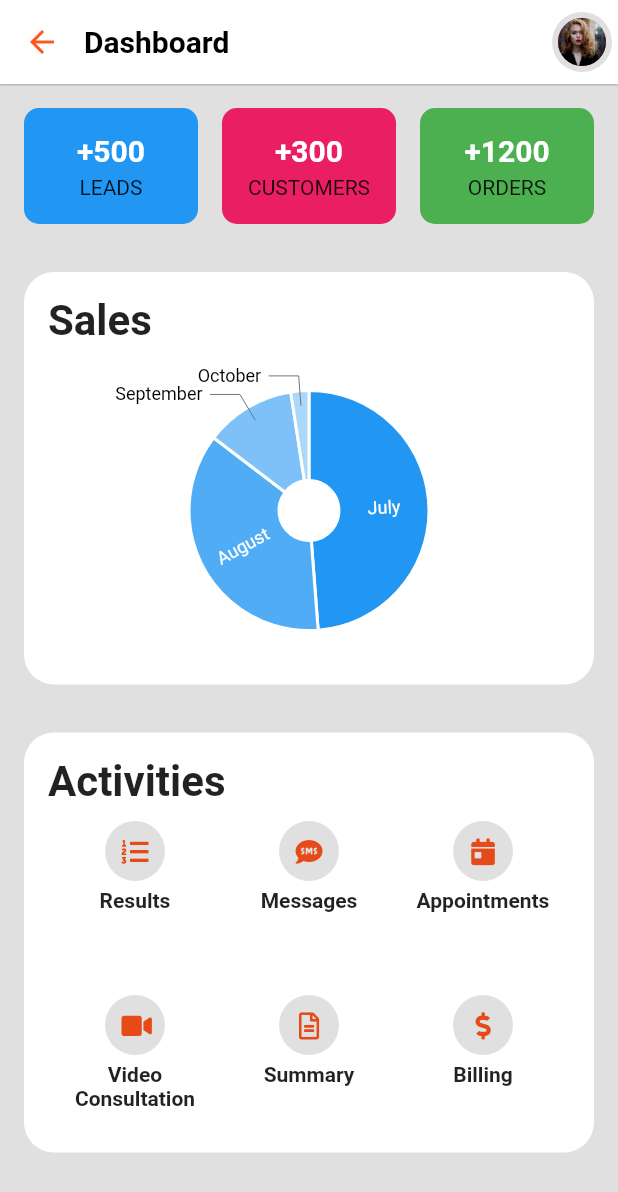
After one commit to OneDev0411/flutter-ui-challenging, a Flutter app: the DashboardOnePage screen opened directly, on a phone screen of 412 x 824 dp. The commit adds this screen. Shown: the top 1192 px of the screen. Run offline on Flutter 3.47's test engine with Material 2 defaults, Android fonts, the phone set to English and light mode, and no system bars; our stand-ins replace charts_flutter, flare_flutter, flutter_custom_clippers, flutter_swiper, font_awesome_flutter, share and 3 more; missing offline and left inert: animated_floatactionbuttons, bottomreveal, intro_views_flutter; accounts and stored records are empty.

Commit message:
dashboard ui one

```diff
--- /dev/null
+++ b/lib/src/pages/misc/dash1.dart
@@ -0,0 +1,472 @@
+/**
+ * Author: Damodar Lohani
+ * profile: https://github.com/lohanidamodar
+  */
+
+import 'package:flutter/material.dart';
+import 'package:font_awesome_flutter/font_awesome_flutter.dart';
+import 'package:charts_flutter/flutter.dart' as charts;
+
+class DashboardOnePage extends StatelessWidget {
+  static final String path = "lib/src/pages/misc/dash1.dart";
+
+  final String image = "assets/img/1.jpg";
+  @override
+  Widget build(BuildContext context) {
+    return Scaffold(
+      backgroundColor: Theme.of(context).buttonColor,
+      appBar: _buildAppBar(context),
+      body: _buildBody(context),
+    );
+  }
+
+  _buildBody(BuildContext context) {
+    return CustomScrollView(
+      slivers: <Widget>[
+        _buildStats(),
+        SliverToBoxAdapter(
+          child: Padding(
+            padding: const EdgeInsets.all(16.0),
+            child: _buildTitledContainer("Sales",
+                child: Container(
+                    height: 200, child: DonutPieChart.withSampleData())),
+          ),
+        ),
+        _buildActivities(context),
+      ],
+    );
+  }
+
+  SliverPadding _buildStats() {
+    final TextStyle stats = TextStyle(
+        fontWeight: FontWeight.bold, fontSize: 20.0, color: Colors.white);
+    return SliverPadding(
+      padding: const EdgeInsets.all(16.0),
+      sliver: SliverGrid.count(
+        crossAxisSpacing: 16.0,
+        mainAxisSpacing: 16.0,
+        childAspectRatio: 1.5,
+        crossAxisCount: 3,
+        children: <Widget>[
+          Container(
+            padding: const EdgeInsets.all(8.0),
+            decoration: BoxDecoration(
+              borderRadius: BorderRadius.circular(10.0),
+              color: Colors.blue,
+            ),
+            child: Column(
+              mainAxisAlignment: MainAxisAlignment.center,
+              children: <Widget>[
+                Text(
+                  "+500",
+                  style: stats,
+                ),
+                const SizedBox(height: 5.0),
+                Text("Leads".toUpperCase())
+              ],
+            ),
+          ),
+          Container(
+            padding: const EdgeInsets.all(8.0),
+            decoration: BoxDecoration(
+              borderRadius: BorderRadius.circular(10.0),
+              color: Colors.pink,
+            ),
+            child: Column(
+              mainAxisAlignment: MainAxisAlignment.center,
+              children: <Widget>[
+                Text(
+                  "+300",
+                  style: stats,
+                ),
+                const SizedBox(height: 5.0),
+                Text("Customers".toUpperCase())
+              ],
+            ),
+          ),
+          Container(
+            padding: const EdgeInsets.all(8.0),
+            decoration: BoxDecoration(
+              borderRadius: BorderRadius.circular(10.0),
+              color: Colors.green,
+            ),
+            child: Column(
+              mainAxisAlignment: MainAxisAlignment.center,
+              children: <Widget>[
+                Text(
+                  "+1200",
+                  style: stats,
+                ),
+                const SizedBox(height: 5.0),
+                Text("Orders".toUpperCase())
+              ],
+            ),
+          ),
+        ],
+      ),
+    );
+    SliverToBoxAdapter(
+      child: Padding(
+        padding: const EdgeInsets.all(16.0),
+        child: _buildTitledContainer("Stats",
+            child: Row(
+              mainAxisAlignment: MainAxisAlignment.center,
+              children: <Widget>[
+                Column(
+                  children: <Widget>[
+                    Text(
+                      "+500",
+                      style: stats,
+                    ),
+                    const SizedBox(height: 5.0),
+                    Text("Leads".toUpperCase())
+                  ],
+                ),
+                const SizedBox(width: 20.0),
+                const SizedBox(width: 20.0),
+                Column(
+                  children: <Widget>[
+                    Text(
+                      "+600",
+                      style: stats,
+                    ),
+                    const SizedBox(height: 5.0),
+                    Text("Orders".toUpperCase())
+                  ],
+                ),
+                const SizedBox(width: 20.0),
+                Column(
+                  children: <Widget>[
+                    Text(
+                      "+100",
+                      style: stats,
+                    ),
+                    const SizedBox(height: 5.0),
+                    Text("Deliveries".toUpperCase())
+                  ],
+                ),
+              ],
+            )),
+      ),
+    );
+  }
+
+  SliverPadding _buildActivities(BuildContext context) {
+    return SliverPadding(
+      padding: const EdgeInsets.all(16.0),
+      sliver: SliverToBoxAdapter(
+        child: _buildTitledContainer(
+          "Activities",
+          height: 280,
+          child: Expanded(
+            child: GridView.count(
+              physics: NeverScrollableScrollPhysics(),
+              crossAxisCount: 3,
+              children: activities
+                  .map(
+                    (activity) => Column(
+                      children: <Widget>[
+                        CircleAvatar(
+                          radius: 20,
+                          backgroundColor: Theme.of(context).buttonColor,
+                          child: activity.icon != null
+                              ? Icon(
+                                  activity.icon,
+                                  size: 18.0,
+                                )
+                              : null,
+                        ),
+                        const SizedBox(height: 5.0),
+                        Text(
+                          activity.title,
+                          textAlign: TextAlign.center,
+                          style: TextStyle(
+                              fontWeight: FontWeight.bold, fontSize: 14.0),
+                        ),
+                      ],
+                    ),
+                  )
+                  .toList(),
+            ),
+          ),
+        ),
+      ),
+    );
+  }
+
+  SliverToBoxAdapter _buildHeader() {
+    return SliverToBoxAdapter(
+      child: Padding(
+        padding: const EdgeInsets.all(16.0),
+        child: Stack(
+          children: <Widget>[
+            Container(
+              decoration: BoxDecoration(
+                  image: DecorationImage(
+                      image: AssetImage(image), fit: BoxFit.cover),
+                  borderRadius: BorderRadius.circular(20.0)),
+              height: 200,
+              foregroundDecoration: BoxDecoration(
+                  color: Colors.black54,
+                  borderRadius: BorderRadius.circular(20.0)),
+            ),
+            Align(
+              alignment: Alignment.center,
+              child: Padding(
+                padding: const EdgeInsets.all(16.0),
+                child: Column(
+                  crossAxisAlignment: CrossAxisAlignment.start,
+                  children: <Widget>[
+                    Text(
+                      "Good Afternoon".toUpperCase(),
+                      style: TextStyle(
+                        color: Colors.white,
+                        fontWeight: FontWeight.bold,
+                        fontSize: 24.0,
+                      ),
+                    ),
+                    const SizedBox(height: 20.0),
+                    Text(
+                      "Take a glimpses at your dashboard",
+                      style: TextStyle(color: Colors.white, fontSize: 18.0),
+                    ),
+                  ],
+                ),
+              ),
+            )
+          ],
+        ),
+      ),
+    );
+  }
+
+  AppBar _buildAppBar(BuildContext context) {
+    return AppBar(
+      iconTheme: IconThemeData(color: Theme.of(context).primaryColor),
+      titleSpacing: 0.0,
+      elevation: 0.5,
+      backgroundColor: Colors.white,
+      title: Text(
+        "Dashboard",
+        style: TextStyle(
+            color: Colors.black, fontWeight: FontWeight.bold, fontSize: 20.0),
+        textAlign: TextAlign.center,
+      ),
+      actions: <Widget>[_buildAvatar(context)],
+    );
+  }
+
+  Widget _buildAvatar(BuildContext context) {
+    return IconButton(
+      iconSize: 40,
+      padding: EdgeInsets.all(0),
+      icon: CircleAvatar(
+        backgroundColor: Colors.grey.shade300,
+        child: CircleAvatar(radius: 16, backgroundImage: AssetImage(image)),
+      ),
+      onPressed: () {},
+    );
+  }
+
+  Container _buildTitledContainer(String title, {Widget child, double height}) {
+    return Container(
+      padding: const EdgeInsets.all(16.0),
+      width: double.infinity,
+      height: height,
+      decoration: BoxDecoration(
+        borderRadius: BorderRadius.circular(20.0),
+        color: Colors.white,
+      ),
+      child: Column(
+        crossAxisAlignment: CrossAxisAlignment.start,
+        children: <Widget>[
+          Text(
+            title,
+            style: TextStyle(fontWeight: FontWeight.bold, fontSize: 28.0),
+          ),
+          if (child != null) ...[const SizedBox(height: 10.0), child]
+        ],
+      ),
+    );
+  }
+}
+
+class DonutPieChart extends StatelessWidget {
+  final List<charts.Series> seriesList;
+  final bool animate;
+
+  DonutPieChart(this.seriesList, {this.animate});
+
+  /// Creates a [PieChart] with sample data and no transition.
+  factory DonutPieChart.withSampleData() {
+    return new DonutPieChart(
+      _createSampleData(),
+      // Disable animations for image tests.
+      animate: false,
+    );
+  }
+
+  @override
+  Widget build(BuildContext context) {
+    return new charts.PieChart(seriesList,
+        animate: animate,
+        // Configure the width of the pie slices to 60px. The remaining space in
+        // the chart will be left as a hole in the center.
+        defaultRenderer: new charts.ArcRendererConfig(
+            arcWidth: 60,
+            arcRendererDecorators: [new charts.ArcLabelDecorator()]));
+  }
+
+  /// Create one series with sample hard coded data.
+  static List<charts.Series<LinearSales, String>> _createSampleData() {
+    final data = [
+      new LinearSales("July", 100),
+      new LinearSales("August", 75),
+      new LinearSales("September", 25),
+      new LinearSales("October", 5),
+    ];
+
+    return [
+      new charts.Series<LinearSales, String>(
+        id: 'Sales',
+        domainFn: (LinearSales sales, _) => sales.month,
+        measureFn: (LinearSales sales, _) => sales.sales,
+        data: data,
+      )
+    ];
+  }
+}
+
+/// Sample linear data type.
+class LinearSales {
+  final String month;
+  final int sales;
+
+  LinearSales(this.month, this.sales);
+}
+
+/* class HomeTab extends StatelessWidget {
+  @override
+  Widget build(BuildContext context) {
+    return NestedScrollView(
+      headerSliverBuilder: (context, show) => [],
+      body: SingleChildScrollView(
+        child: Container(
+          width: double.infinity,
+          padding: const EdgeInsets.all(16.0),
+          color: Theme.of(context).buttonColor,
+          child: Column(
+            children: <Widget>[
+              StreamBuilder(
+                  stream: ChildBlocProvider.of(context)
+                      .selectedChild(AuthBlocProvider.of(context).user.uid),
+                  builder: (context, snapshot) {
+                    if (!snapshot.hasData ||
+                        snapshot.hasError ||
+                        snapshot.data.documents.length < 1) return Container();
+                    Child child =
+                        Child.fromDocument(snapshot.data.documents[0]);
+                    return Column(
+                      mainAxisSize: MainAxisSize.min,
+                      children: <Widget>[
+                        const SizedBox(height: 20),
+                        _buildTitledContainer("Charts", height: 250),
+                        const SizedBox(height: 20.0),
+                        _buildTitledContainer("Care team",
+                            child: SingleChildScrollView(
+                              scrollDirection: Axis.horizontal,
+                              child: Row(
+                                children: <Widget>[
+                                  _buildDocAvatar(),
+                                  const SizedBox(width: 20.0),
+                                  _buildDocAvatar(),
+                                  const SizedBox(width: 20.0),
+                                  _buildDocAvatar(),
+                                ],
+                              ),
+                            )),
+                        const SizedBox(height: 20.0),
+                        _buildTitledContainer("Activities",
+                            height: 400,
+                            child: Expanded(
+                              child: GridView.builder(
+                                physics: NeverScrollableScrollPhysics(),
+                                gridDelegate:
+                                    SliverGridDelegateWithFixedCrossAxisCount(
+                                  crossAxisCount: 3,
+                                  crossAxisSpacing: 10.0,
+                                  mainAxisSpacing: 10.0,
+                                ),
+                                itemCount: activities.length,
+                                itemBuilder: (context, index) {
+                                  Activity activity = activities[index];
+                                  return Column(
+                                    children: <Widget>[
+                                      CircleAvatar(
+                                        radius: 20,
+                                        backgroundColor:
+                                            Theme.of(context).buttonColor,
+                                        child: activity.icon != null
+                                            ? Image.asset(
+                                                'assets/icons/${activity.icon}.png',
+                                                height: 18,
+                                              )
+                                            : null,
+                                      ),
+                                      const SizedBox(height: 5.0),
+                                      Text(
+                                        activities[index].title,
+                                        textAlign: TextAlign.center,
+                                        style: TextStyle(
+                                            fontWeight: FontWeight.bold,
+                                            fontSize: 14.0),
+                                      ),
+                                    ],
+                                  );
+                                },
+                              ),
+                            )),
+                      ],
+                    );
+                  })
+            ],
+          ),
+        ),
+      ),
+    );
+  }
+
+  Column _buildDocAvatar() {
+    return Column(
+      children: <Widget>[
+        CircleAvatar(
+          radius: 30,
+          backgroundImage: AssetImage("assets/img/doc.jpg"),
+        ),
+        const SizedBox(height: 10.0),
+        Text(
+          "Dr. Sthephen Strange",
+          style: TextStyle(fontWeight: FontWeight.bold),
+        ),
+        const SizedBox(height: 5.0),
+        Text("Physiologist")
+      ],
+    );
+  }
+
+
+ */
+class Activity {
+  final String title;
+  final IconData icon;
+  Activity({this.title, this.icon});
+}
+
+final List<Activity> activities = [
+  Activity(title: "Results", icon: FontAwesomeIcons.listOl),
+  Activity(title: "Messages", icon: FontAwesomeIcons.sms),
+  Activity(title: "Appointments", icon: FontAwesomeIcons.calendarDay),
+  Activity(title: "Video Consultation", icon: FontAwesomeIcons.video),
+  Activity(title: "Summary", icon: FontAwesomeIcons.fileAlt),
+  Activity(title: "Billing", icon: FontAwesomeIcons.dollarSign),
+];
--- a/lib/src/widgets/main_menu.dart
+++ b/lib/src/widgets/main_menu.dart
@@ -20,6 +20,7 @@ import 'package:flutter_ui_challenges/src/pages/login/login6.dart';
 import 'package:flutter_ui_challenges/src/pages/login/signup2.dart';
 import 'package:flutter_ui_challenges/src/pages/ecommerce/ecommerce5.dart';
 import 'package:flutter_ui_challenges/src/pages/misc/chatui.dart';
+import 'package:flutter_ui_challenges/src/pages/misc/dash1.dart';
 import 'package:flutter_ui_challenges/src/pages/misc/navybar.dart';
 import 'package:flutter_ui_challenges/src/pages/onboarding/intro5.dart';
 import 'package:flutter_ui_challenges/src/pages/onboarding/landing1.dart';
@@ -218,6 +219,8 @@ class _MainMenuState extends State<MainMenu> {
       SubMenuItem("Onboarding 5", Intro5(), path: Intro5.path),
     ]),
     MenuItem(title: "Miscllaneous", items: [
+      SubMenuItem("Dashboard One", DashboardOnePage(),
+          path: DashboardOnePage.path),
       SubMenuItem("Form Elements", FormElementPage(),
           path: FormElementPage.path),
       SubMenuItem("Sliders", SlidersPage(), path: SlidersPage.path),
```
Also changed, not shown: 2 other files.
